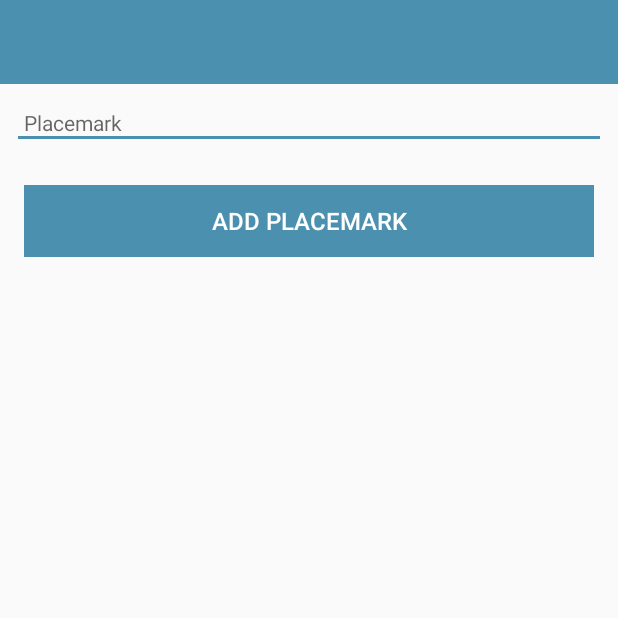
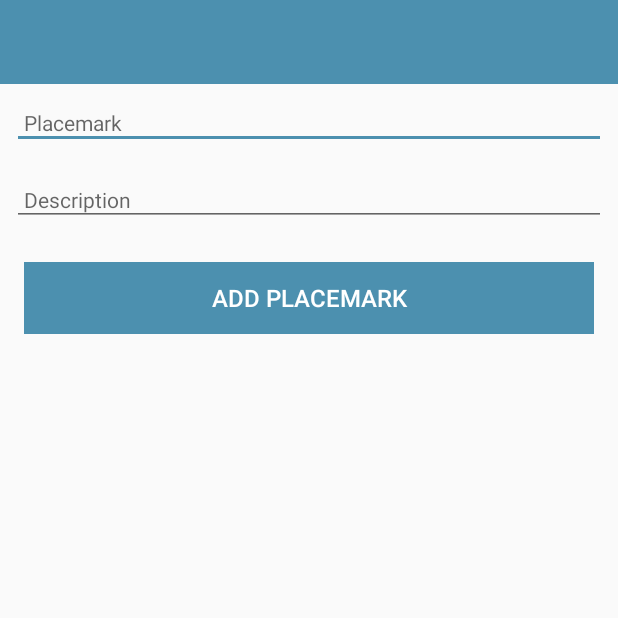
Before and after one commit to dimitraz/placemark, an Android app: the screen it shows after launch (PlacemarkActivity), after a tap on "ADD PLACEMARK", on a phone screen of 412 x 824 dp, the top half of it. Run offline under Robolectric (Android 15) with nearby library versions, the phone set to English and light mode, and no system bars; 1 statement that could not run was skipped.

Commit message:
Add placemark model and description field

```diff
--- a/app/src/main/AndroidManifest.xml
+++ b/app/src/main/AndroidManifest.xml
@@ -9,7 +9,7 @@
       android:roundIcon="@mipmap/ic_launcher_round"
       android:supportsRtl="true"
       android:theme="@style/AppTheme">
-    <activity android:name=".PlacemarkActivity">
+    <activity android:name=".activities.PlacemarkActivity">
       <intent-filter>
         <action android:name="android.intent.action.MAIN" />
 
--- a/app/src/main/java/com/example/mitch/placemark/PlacemarkActivity.kt
+++ /dev/null
@@ -1,28 +0,0 @@
-package com.example.mitch.placemark
-
-import android.os.Bundle
-import android.support.v7.app.AppCompatActivity
-import kotlinx.android.synthetic.main.activity_placemark.*
-import org.jetbrains.anko.AnkoLogger
-import org.jetbrains.anko.info
-import org.jetbrains.anko.toast
-
-
-class PlacemarkActivity : AppCompatActivity(), AnkoLogger {
-
-  override fun onCreate(savedInstanceState: Bundle?) {
-    super.onCreate(savedInstanceState)
-    setContentView(R.layout.activity_placemark)
-    info("Placemark Activity started..")
-
-    btnAdd.setOnClickListener() {
-      val placemarkTitle = placemarkTitle.text.toString()
-      if (placemarkTitle.isNotEmpty()) {
-        info("Button Pressed: $placemarkTitle")
-      }
-      else {
-        toast ("Please enter a valid title")
-      }
-    }
-  }
-}
--- /dev/null
+++ b/app/src/main/java/com/example/mitch/placemark/activities/PlacemarkActivity.kt
@@ -0,0 +1,34 @@
+package com.example.mitch.placemark.activities
+
+import android.os.Bundle
+import android.support.v7.app.AppCompatActivity
+import com.example.mitch.placemark.R
+import com.example.mitch.placemark.models.PlacemarkModel
+import kotlinx.android.synthetic.main.activity_placemark.*
+import org.jetbrains.anko.AnkoLogger
+import org.jetbrains.anko.info
+import org.jetbrains.anko.toast
+
+class PlacemarkActivity : AppCompatActivity(), AnkoLogger {
+
+  val placemarks = ArrayList<PlacemarkModel>()
+
+  override fun onCreate(savedInstanceState: Bundle?) {
+    super.onCreate(savedInstanceState)
+    setContentView(R.layout.activity_placemark)
+    info("Placemark Activity started..")
+
+    btnAdd.setOnClickListener() {
+      val placemark = PlacemarkModel()
+      placemark.title = placemarkTitle.text.toString()
+      placemark.description = description.text.toString()
+      if (placemark.title.isNotEmpty() && placemark.description.isNotEmpty()) {
+        info("Placemark added with title: ${placemark.title}, description: ${placemark.description}")
+        placemarks.add(placemark)
+      }
+      else {
+        toast ("Please enter a valid title and description")
+      }
+    }
+  }
+}
--- /dev/null
+++ b/app/src/main/java/com/example/mitch/placemark/models/PlacemarkModel.kt
@@ -0,0 +1,3 @@
+package com.example.mitch.placemark.models
+
+data class PlacemarkModel(var title: String = "", var description: String = "")
--- a/app/src/main/res/layout/activity_placemark.xml
+++ b/app/src/main/res/layout/activity_placemark.xml
@@ -4,7 +4,7 @@
     xmlns:tools="http://schemas.android.com/tools"
     android:layout_width="match_parent"
     android:layout_height="match_parent"
-    tools:context=".PlacemarkActivity">
+    tools:context=".activities.PlacemarkActivity">
 
   <RelativeLayout
       android:layout_width="match_parent"
@@ -52,6 +52,19 @@
             android:textColor="@color/colorPrimaryDark"
             android:textSize="14sp"/>
 
+        <android.support.design.widget.TextInputEditText
+            android:id="@+id/description"
+            android:layout_width="match_parent"
+            android:layout_height="wrap_content"
+            android:layout_margin="8dp"
+            android:hint="@string/hint_description"
+            android:inputType="text"
+            android:maxLength="25"
+            android:maxLines="1"
+            android:padding="8dp"
+            android:textColor="@color/colorPrimaryDark"
+            android:textSize="14sp" />
+
         <Button
             android:id="@+id/btnAdd"
             android:layout_width="match_parent"
--- a/app/src/main/res/values/strings.xml
+++ b/app/src/main/res/values/strings.xml
@@ -1,5 +1,6 @@
 <resources>
   <string name="app_name">Placemark</string>
   <string name="hint_placemarkTitle">Placemark</string>
+  <string name="hint_description">Description</string>
   <string name="button_addPlacemark">Add Placemark</string>
 </resources>
```
